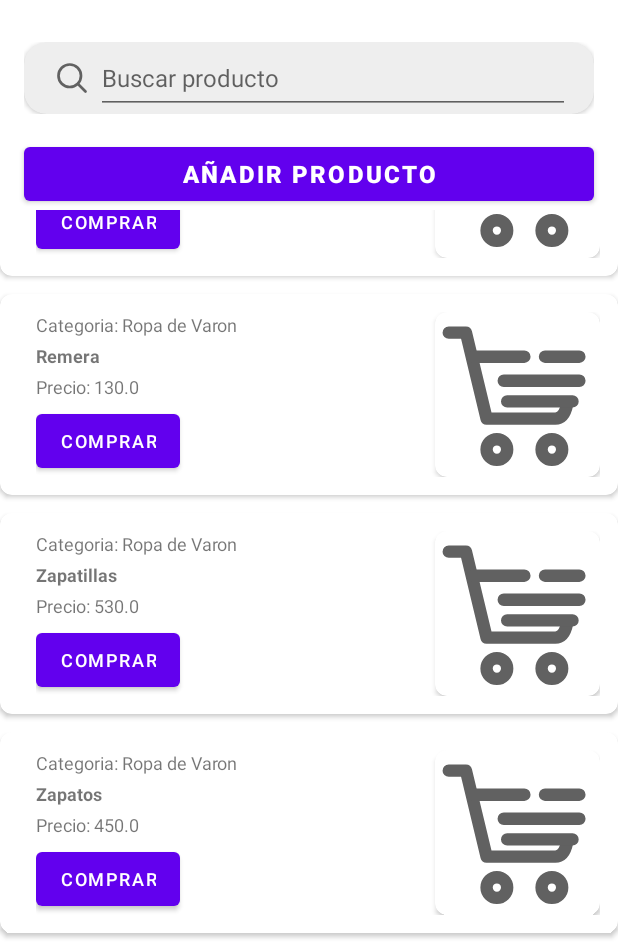
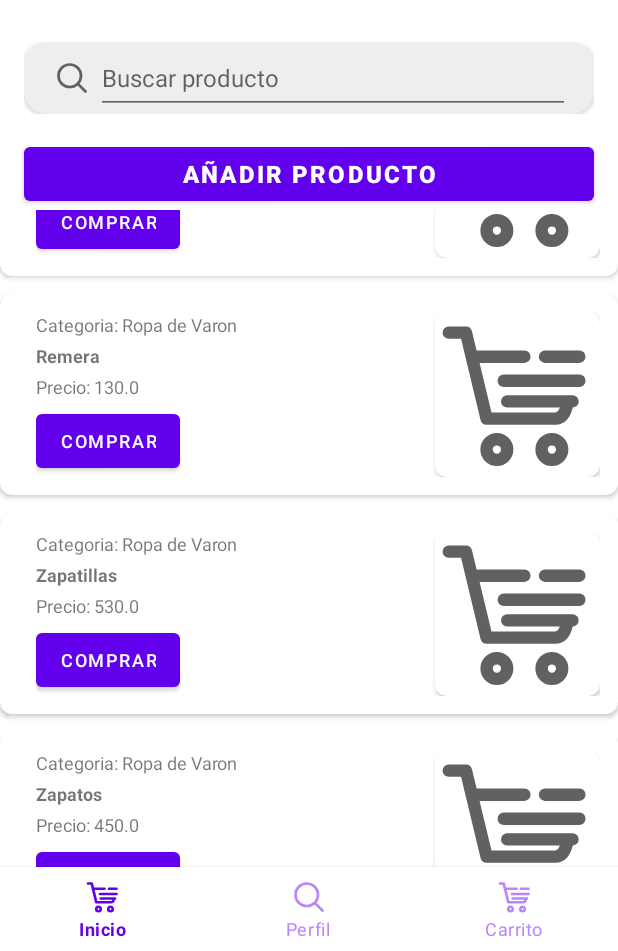
Before and after one commit to lobopolenta22-rgb/Aplicacion_SurMarket, an Android app: the FragmentProductsList screen opened through its navigation route, scrolled down 236 dp, on a phone screen of 412 x 824 dp, the part 285-1236 px from its top. Run offline under Robolectric (Android 15) with nearby library versions, the phone set to English and light mode, and no system bars; our stand-ins replace navigation-ui.

Commit message:
Avance: p23

```diff
--- a/app/src/main/java/bo/edu/uajms/cristianalejandro/surmarket/MainActivity.kt
+++ b/app/src/main/java/bo/edu/uajms/cristianalejandro/surmarket/MainActivity.kt
@@ -7,6 +7,8 @@ import android.view.ViewGroup
 import androidx.appcompat.app.AppCompatActivity
 import androidx.navigation.fragment.NavHostFragment
 import androidx.navigation.ui.setupActionBarWithNavController
+import androidx.navigation.ui.setupWithNavController
+import com.google.android.material.bottomnavigation.BottomNavigationView
 
 class MainActivity : AppCompatActivity(){
     override fun onCreate(savedInstanceState: Bundle?) {
@@ -16,5 +18,23 @@ class MainActivity : AppCompatActivity(){
         val navHostFragment = supportFragmentManager.findFragmentById(R.id.nav_host_fragment) as NavHostFragment
         val navController = navHostFragment.navController
         setupActionBarWithNavController(navController)
+
+        val bottomNavigation = findViewById<BottomNavigationView>(R.id.botton_navigation)
+        bottomNavigation.setupWithNavController(navController)
+
+        navController.addOnDestinationChangedListener { _, destination, _ ->
+            when (destination.id){
+                R.id.LoginFragment ->{
+                    bottomNavigation.visibility = View.INVISIBLE
+
+                }
+                R.id.addProductFragment ->{
+                    bottomNavigation.visibility = View.INVISIBLE
+                }
+                else ->{
+                    bottomNavigation.visibility = View.VISIBLE
+                }
+            }
+        }
     }
 }
--- /dev/null
+++ b/app/src/main/res/color/selector_botton_nav.xml
@@ -0,0 +1,6 @@
+<?xml version="1.0" encoding="utf-8"?>
+<selector xmlns:android="http://schemas.android.com/apk/res/android">
+    <item android:color="@color/purple_200" android:state_checked="false"/>
+    <item android:color="@color/purple_500" android:state_checked="true"/>
+
+</selector>
--- a/app/src/main/res/layout/activity_main.xml
+++ b/app/src/main/res/layout/activity_main.xml
@@ -18,4 +18,17 @@
         app:layout_constraintRight_toRightOf="parent"
         app:navGraph="@navigation/nav_graph"
         />
+    <com.google.android.material.bottomnavigation.BottomNavigationView
+        android:id="@+id/botton_navigation"
+        android:layout_width="0dp"
+        android:layout_height="wrap_content"
+        android:layout_gravity="bottom"
+        android:background="?android:attr/windowBackground"
+        app:itemIconTint="@color/selector_botton_nav"
+        app:itemTextColor="@color/selector_botton_nav"
+        app:layout_constraintBottom_toBottomOf="parent"
+        app:layout_constraintLeft_toLeftOf="parent"
+        app:layout_constraintRight_toRightOf="parent"
+        app:layout_constraintHorizontal_bias="0.0"
+        app:menu="@menu/menu_botton_navigation" />
 </androidx.constraintlayout.widget.ConstraintLayout>
--- /dev/null
+++ b/app/src/main/res/layout/fragment_profile.xml
@@ -0,0 +1,6 @@
+<?xml version="1.0" encoding="utf-8"?>
+<ScrollView xmlns:android="http://schemas.android.com/apk/res/android"
+    android:layout_width="match_parent"
+    android:layout_height="match_parent">
+
+</ScrollView>
--- /dev/null
+++ b/app/src/main/res/menu/menu_botton_navigation.xml
@@ -0,0 +1,15 @@
+<?xml version="1.0" encoding="utf-8"?>
+<menu xmlns:android="http://schemas.android.com/apk/res/android">
+    <item
+        android:id="@+id/productsListFragment"
+        android:icon="@drawable/ic_shopping_cart"
+        android:title="@string/home"/>
+    <item
+        android:id="@+id/CartFragment"
+        android:icon="@drawable/ic_search"
+        android:title="@string/profile"/>
+    <item
+        android:id="@+id/profileFragment"
+        android:icon="@drawable/ic_shopping_cart"
+        android:title="@string/cart"/>
+</menu>
--- a/app/src/main/res/navigation/nav_graph.xml
+++ b/app/src/main/res/navigation/nav_graph.xml
@@ -3,36 +3,44 @@
     xmlns:app="http://schemas.android.com/apk/res-auto"
     xmlns:tools="http://schemas.android.com/tools"
     android:id="@+id/nav_graph.xml"
-    app:startDestination="@id/LoginFragment"
-    >
+    app:startDestination="@id/LoginFragment">
+
     <fragment
         android:id="@+id/LoginFragment"
         android:name="bo.edu.uajms.cristianalejandro.surmarket.FragmentLogin"
         android:label="@string/labelLoginFragment"
-        tools:layout="@layout/fragment_login"
-        >
+        tools:layout="@layout/fragment_login">
         <action
             android:id="@+id/action_login_to_products_list"
-            app:destination="@+id/productsListFragment"
-            />
+            app:destination="@id/productsListFragment" />
+    </fragment>
 
-    </fragment>
     <fragment
         android:id="@+id/productsListFragment"
         android:name="bo.edu.uajms.cristianalejandro.surmarket.FragmentProductsList"
         android:label="@string/labelProductsListFragment"
-        tools:layout="@layout/fragment_products_list"
-        >
+        tools:layout="@layout/fragment_products_list">
         <action
-        android:id="@+id/addProductFragment"
-        app:destination="@+id/productsListFragment"
-        />
+            android:id="@+id/action_products_list_to_add_product"
+            app:destination="@id/addProductFragment" />
     </fragment>
+
     <fragment
         android:id="@+id/addProductFragment"
         android:name="bo.edu.uajms.cristianalejandro.surmarket.FragmentAddProduct"
         android:label="@string/labelAddProductFragment"
-        tools:layout="@layout/fragment_add_product"
-        >
-    </fragment>
+        tools:layout="@layout/fragment_add_product" />
+
+    <fragment
+        android:id="@+id/profileFragment"
+        android:name="bo.edu.uajms.cristianalejandro.surmarket.FragmentProfile"
+        android:label="@string/labelProfileFragment"
+        tools:layout="@layout/fragment_profile" />
+
+    <fragment
+        android:id="@+id/CFragment"
+        android:name="bo.edu.uajms.cristianalejandro.surmarket.FragmentCart"
+        android:label="@string/labelCartFragment"
+        tools:layout="@layout/fragment_cart" />
+
 </navigation>
--- a/app/src/main/res/values/strings.xml
+++ b/app/src/main/res/values/strings.xml
@@ -47,4 +47,9 @@
     <string name="labelAddProductFragment">Añadir Producto</string>
 
     <string name="addProduct">Añadir Nuevo Producto</string>
+    <string name="home">Inicio</string>
+    <string name="labelProfileFragment">Perfil</string>
+    <string name="labelCartFragment">Carrito</string>
+    <string name="profile">Perfil</string>
+    <string name="cart">Carrito</string>
 </resources>
```
Also changed, not shown: app/src/main/java/bo/edu/uajms/cristianalejandro/surmarket/FragmentCart.kt (added, +21 -0 lines), app/src/main/java/bo/edu/uajms/cristianalejandro/surmarket/FragmentProfile.kt (added, +21 -0 lines), app/src/main/res/drawable/ic_home.xml (added, +10 -0 lines), app/src/main/res/drawable/ic_profile.xml (added, +10 -0 lines), app/src/main/res/layout/fragment_cart.xml (added, +7 -0 lines).
